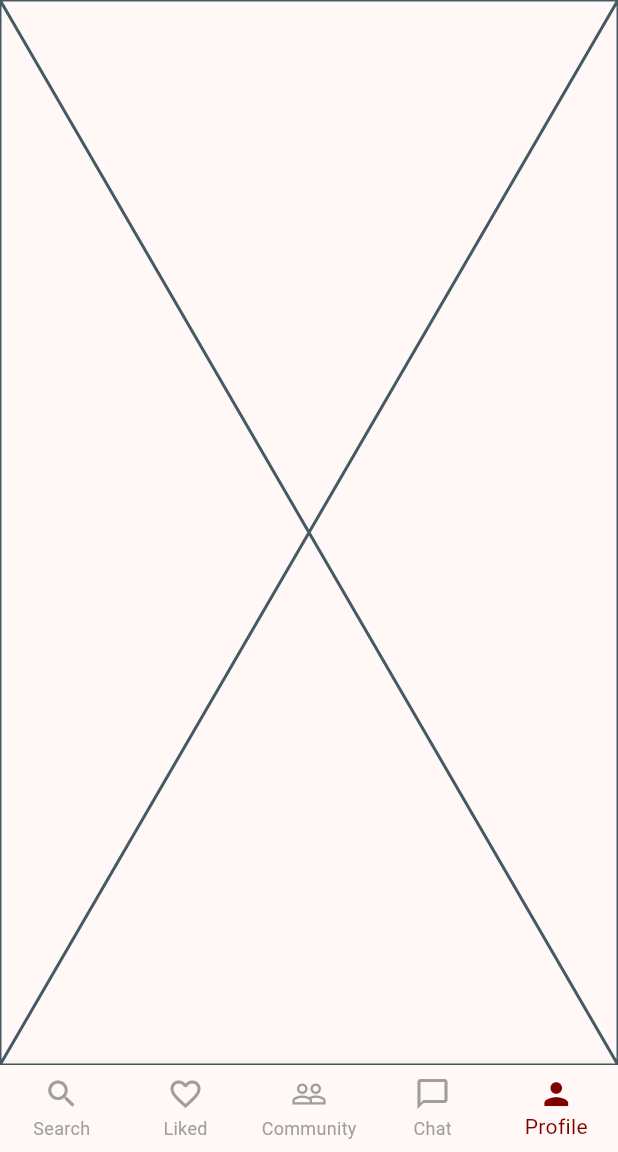
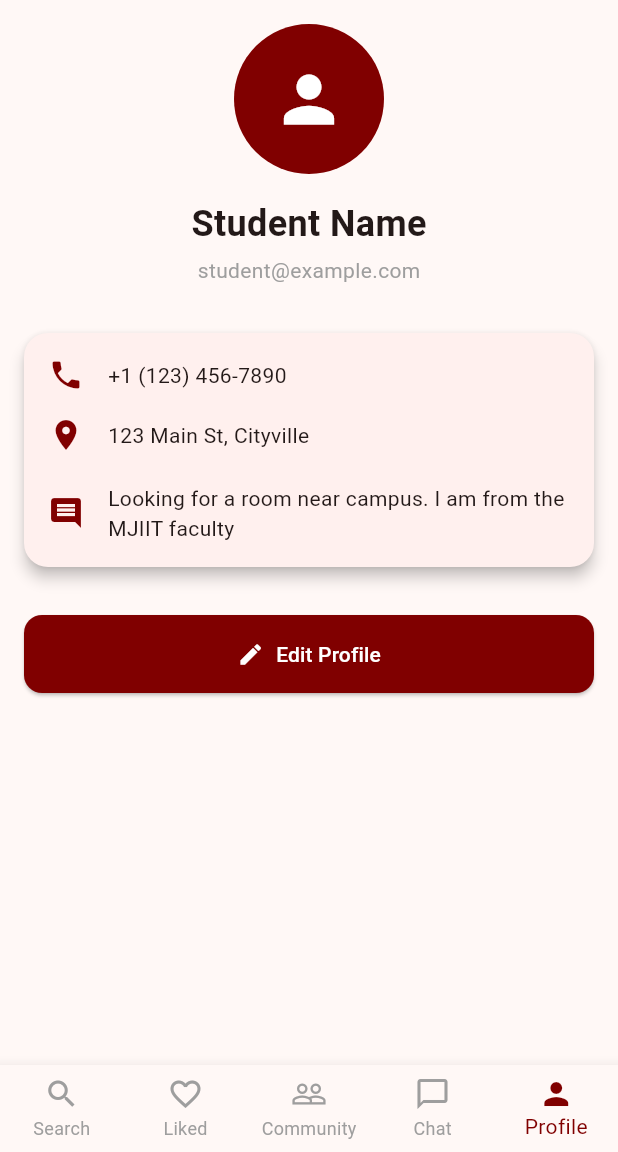
Before and after one commit to TansimJ/DormBuddy, a Flutter app: the StudentDashboard screen opened by its route, item 5 of the bottom bar chosen, on a phone screen of 412 x 824 dp, the part 84-1236 px from its top. Run offline on Flutter 3.47's test engine with Material 3 defaults, Android fonts, the phone set to English and light mode, and no system bars.

Commit message:
Added student profile

```diff
--- a/lib/main.dart
+++ b/lib/main.dart
@@ -5,6 +5,7 @@ import 'pages/register/register_landlord_page.dart';
 import 'pages/dashboard/student_dashboard.dart';
 import 'pages/dashboard/landlord_dashboard.dart';
 import 'pages/forgot_password_page.dart';
+import 'pages/dashboard/student/profile.dart';
 
 void main() {
   runApp(const DormBuddyApp());
@@ -34,6 +35,8 @@ class DormBuddyApp extends StatelessWidget {
         '/landlord-dashboard': (context) => const LandlordDashboard(),
         '/forgot': (context) => const ForgotPasswordPage(),
         '/search': (context) => const StudentDashboard(),//temporary
+        '/profile': (context) => const StudentProfilePage(),
+
 
       },
     );
--- /dev/null
+++ b/lib/pages/dashboard/student/profile.dart
@@ -0,0 +1,128 @@
+import 'package:flutter/material.dart';
+import 'appbar.dart';
+import 'bottombar.dart';
+
+class StudentProfilePage extends StatefulWidget {
+  const StudentProfilePage({super.key});
+
+  @override
+  State<StudentProfilePage> createState() => _StudentProfilePageState();
+}
+
+class _StudentProfilePageState extends State<StudentProfilePage> {
+  int _currentIndex = 3;
+
+  void _onItemTapped(int index) {
+    if (index == _currentIndex) return;
+
+    setState(() {
+      _currentIndex = index;
+    });
+
+    switch (index) {
+      case 0:
+        Navigator.pushReplacementNamed(context, '/search');
+        break;
+      case 1:
+      case 2:
+      case 3:
+        ScaffoldMessenger.of(context).showSnackBar(
+          const SnackBar(
+            content: Text('This page is not available yet.'),
+          ),
+        );
+        break;
+      case 4:
+        Navigator.pushReplacementNamed(context, '/profile');
+        break;
+    }
+  }
+
+  @override
+  Widget build(BuildContext context) {
+    return SingleChildScrollView(
+      padding: const EdgeInsets.all(16.0),
+      child: Column(
+        crossAxisAlignment: CrossAxisAlignment.center,
+        children: [
+          const CircleAvatar(
+            radius: 50,
+            backgroundColor: Color(0xFF800000),
+            child: Icon(Icons.person, size: 50, color: Colors.white),
+          ),
+          const SizedBox(height: 16),
+          const Text(
+            'Student Name',
+            style: TextStyle(fontSize: 24, fontWeight: FontWeight.bold),
+          ),
+          const SizedBox(height: 4),
+          const Text(
+            'student@example.com',
+            style: TextStyle(color: Colors.grey),
+          ),
+          const SizedBox(height: 24),
+
+          // Card with info
+          Card(
+            shape: RoundedRectangleBorder(borderRadius: BorderRadius.circular(16)),
+            elevation: 4,
+            margin: const EdgeInsets.symmetric(vertical: 8),
+            child: Padding(
+              padding: const EdgeInsets.all(16.0),
+              child: Column(
+                children: [
+                  Row(
+                    children: const [
+                      Icon(Icons.phone, color: Color(0xFF800000)),
+                      SizedBox(width: 16),
+                      Text('+1 (123) 456-7890'),
+                    ],
+                  ),
+                  const SizedBox(height: 16),
+                  Row(
+                    children: const [
+                      Icon(Icons.location_on, color: Color(0xFF800000)),
+                      SizedBox(width: 16),
+                      Expanded(child: Text('123 Main St, Cityville')),
+                    ],
+                  ),
+                  SizedBox(height: 20),
+                  Row(
+                    children: const [
+                      Icon(Icons.comment, color: Color(0xFF800000)),
+                      SizedBox(width: 16),
+                      Expanded(child: Text('Looking for a room near campus. I am from the MJIIT faculty')),
+                    ],
+                  ),
+                ],
+              ),
+            ),
+          ),
+
+          const SizedBox(height: 24),
+
+          // Edit button
+          SizedBox(
+            width: double.infinity,
+            child: ElevatedButton.icon(
+              onPressed: () {},
+              icon: const Icon(Icons.edit),
+              label: const Text('Edit Profile'),
+              style: ElevatedButton.styleFrom(
+                backgroundColor: const Color(0xFF800000),
+                foregroundColor: Colors.white,
+                padding: const EdgeInsets.symmetric(vertical: 16),
+                shape: RoundedRectangleBorder(
+                  borderRadius: BorderRadius.circular(12),
+                ),
+              ),
+            ),
+          ),
+          const SizedBox(height: 16),
+        ],
+      ),
+    );
+  }
+
+
+}
--- a/lib/pages/dashboard/student_dashboard.dart
+++ b/lib/pages/dashboard/student_dashboard.dart
@@ -3,6 +3,7 @@ import './student/appbar.dart';
 import './student/bottombar.dart';
 import './student/likes.dart';
 import './student/searchpage.dart';
+import './student/profile.dart';
 
 class StudentDashboard extends StatefulWidget {
   const StudentDashboard({super.key});
@@ -155,7 +156,7 @@ class _StudentDashboardState extends State<StudentDashboard> {
         const LikesPage(),
         const Placeholder(),
         const Placeholder(),
-        const Placeholder(),
+        const StudentProfilePage(),
       ];
 
   @override
```
